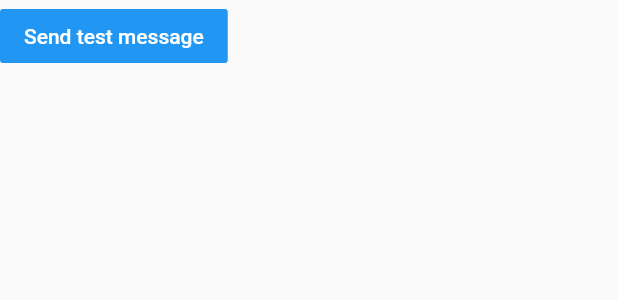
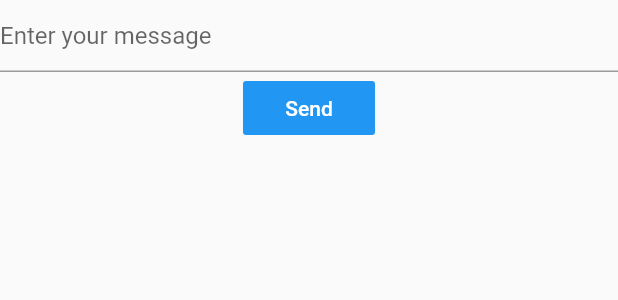
Before and after one commit to waveshark/WaveShark-app, a Flutter app: the Messaging widget shown alone on an empty page, opened directly, on a phone screen of 412 x 824 dp. Shown: the top 300 px of the screen. Run offline on Flutter 3.47's test engine with Material 2 defaults, Android fonts, the phone set to English and light mode, and no system bars; our stand-ins replace flutter_blue, shared_preferences; accounts and stored records are empty.

Commit message:
Add basic ability to send own message text

```diff
--- a/lib/messaging.dart
+++ b/lib/messaging.dart
@@ -61,6 +61,8 @@ class MessagingState extends State<Messaging> {
   List<String> _messages;
   String _currentMessage;
 
+  final textController = TextEditingController();
+
   MessagingState(bluetoothDevice, readCharacteristic, writeCharacteristic, messages)
   {
     _bluetoothDevice = bluetoothDevice;
@@ -80,8 +82,14 @@ class MessagingState extends State<Messaging> {
     });
   }
 
-  void sendTestMessage() async {
-    var message = "abcde fghij klmno pqrst uvwxyz ABCDE FGHIJ KLMNO PQRST UVWXYZ 01234 567890";
+  void sendMessage() async {
+    // No message to send?
+    if (textController.text == null || textController.text == "") {
+      return;
+    }
+
+    var message = textController.text.replaceAll("\n", "");
+    textController.clear();
 
     // Send BLE message in chunks
     var numChunks = message.length ~/ BLE_CHUNK_SIZE + 1;
@@ -89,7 +97,7 @@ class MessagingState extends State<Messaging> {
       // Chunk range
       var startIndex = chunkNum * BLE_CHUNK_SIZE;
       var endIndex   = startIndex + BLE_CHUNK_SIZE;
-      if (endIndex >= message.length) endIndex = message.length - 1;
+      if (endIndex >= message.length) endIndex = message.length;
 
       // Create the chunk
       var chunk = message.substring(startIndex, endIndex);
@@ -110,11 +118,22 @@ class MessagingState extends State<Messaging> {
       ..._messages.map((message) {
         return Text(message);
       }),
+      TextField(
+        controller: textController,
+        keyboardType: TextInputType.multiline,
+        minLines: 1,
+        maxLines: 2,
+        onChanged: (text) { if (text.contains("\n")) sendMessage(); },
+        decoration: InputDecoration(
+          hintText: "Enter your message"
+        )
+      ),
       FlatButton(
-          color: Colors.blue,
-          textColor: Colors.white,
-          onPressed: sendTestMessage,
-          child: Text("Send test message")),
+        color: Colors.blue,
+        textColor: Colors.white,
+        onPressed: sendMessage,
+        child: Text("Send")
+      )
     ]);
   }
 }
```
